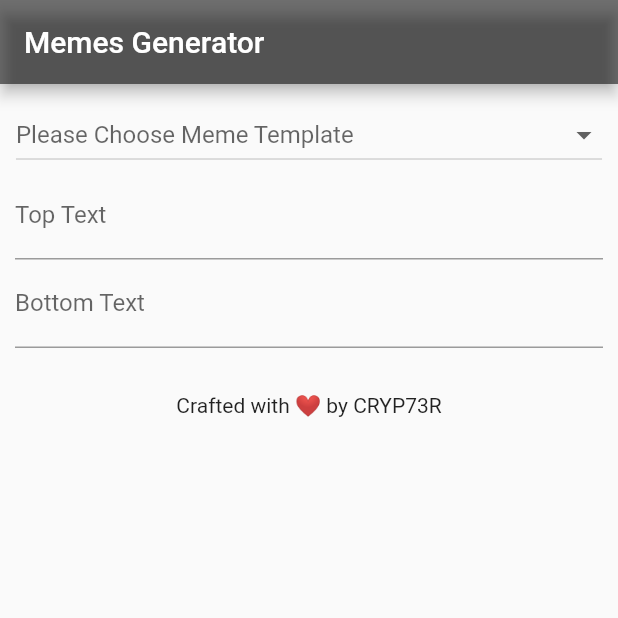
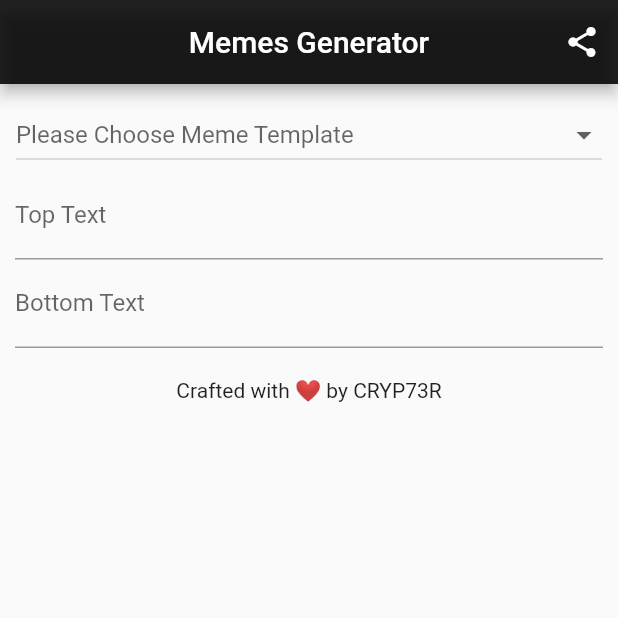
Before and after one commit to cryp73r/Flutter_App_Development_2, a Flutter app: the screen it shows after launch, on a phone screen of 412 x 824 dp, the top half of it. Run offline on Flutter 3.47's test engine with Material 2 defaults, Android fonts, the phone set to English and light mode, and no system bars; our stand-ins replace share.

Commit message:
Memes Generator

```diff
--- a/memes_generator/lib/src/AppBody.dart
+++ b/memes_generator/lib/src/AppBody.dart
@@ -8,10 +8,6 @@ class AppBody extends StatefulWidget {
 
 class _AppBodyState extends State<AppBody> {
   final formKey = GlobalKey<FormState>();
-  String dropDownValue;
-  String top="";
-  String bottom="";
-  String apiUrl = "";
   bool loaded = false;
   @override
   Widget build(BuildContext context) {
@@ -25,11 +21,11 @@ class _AppBodyState extends State<AppBody> {
                 memesOption(),
                 topTittle(),
                 bottomTittle(),
-                Padding(padding: EdgeInsets.only(bottom: 30.0),),
-                imageWidget(),
+                Container(margin: EdgeInsets.only(bottom: 20.0),),
               ],
             ),
           ),
+          imageWidget(),
         ],
       ),
     );
@@ -57,9 +53,10 @@ class _AppBodyState extends State<AppBody> {
   Widget topTittle() {
     return TextFormField(
       keyboardType: TextInputType.text,
+      autocorrect: false,
       decoration: InputDecoration(
         labelText: "Top Text",
-        hintText: "Boom Boom"
+        hintText: "Boom Boom",
       ),
       onChanged: (String value) {
         setState(() {
@@ -73,6 +70,7 @@ class _AppBodyState extends State<AppBody> {
   Widget bottomTittle() {
     return TextFormField(
       keyboardType: TextInputType.text,
+      autocorrect: false,
       decoration: InputDecoration(
           labelText: "Bottom Text",
           hintText: "Bingo"
--- a/memes_generator/lib/src/MyApp.dart
+++ b/memes_generator/lib/src/MyApp.dart
@@ -1,17 +1,49 @@
+import 'dart:io';
 import 'package:flutter/material.dart';
+import 'package:memes_generator/utils/utils.dart';
 import 'package:memes_generator/src/AppBody.dart';
+import 'package:http/http.dart' as http;
+import 'package:path/path.dart';
+import 'package:path_provider/path_provider.dart';
+import 'package:share/share.dart';
 
-class MyApp extends StatelessWidget {
+class MyApp extends StatefulWidget {
+  @override
+  _MyAppState createState() => _MyAppState();
+}
+
+class _MyAppState extends State<MyApp> {
   @override
   Widget build(BuildContext context) {
     return MaterialApp(
+      debugShowCheckedModeBanner: false,
+        title: "Memes Generator",
         home: Scaffold(
-            appBar: AppBar(
-              title: Text("Memes Generator"),
-              backgroundColor: Colors.black54,
-            ),
-            resizeToAvoidBottomInset: false,
-            body: AppBody()
+          appBar: AppBar(
+            title: Text("Memes Generator"),
+            backgroundColor: Colors.black87,
+            centerTitle: true,
+            actions: [
+              IconButton(
+                icon: Icon(Icons.share),
+                tooltip: "Share Meme",
+                onPressed: () async {
+                  if (apiUrl!="") {
+                    var response = await http.get(Uri.parse(apiUrl));
+                    Directory documentDirectory = await getApplicationDocumentsDirectory();
+                    File file = new File(join(documentDirectory.path, 'temp.jpg'));
+                    file.writeAsBytesSync(response.bodyBytes);
+                    await Share.shareFiles(['${documentDirectory.path}/temp.jpg']);
+                  }
+                  else {
+                    debugPrint("Template Not Selected!");
+                  }
+                },
+              )
+            ],
+          ),
+          resizeToAvoidBottomInset: false,
+          body: AppBody(),
         )
     );
   }
--- a/memes_generator/lib/utils/utils.dart
+++ b/memes_generator/lib/utils/utils.dart
@@ -1,3 +1,7 @@
+String dropDownValue;
+String top="";
+String bottom="";
+String apiUrl = "";
 List<String> optionsList = [
   "10-Guy",
   "1990s-First-World-Problems",
--- a/memes_generator/pubspec.yaml
+++ b/memes_generator/pubspec.yaml
@@ -28,7 +28,9 @@ dependencies:
   # The following adds the Cupertino Icons font to your application.
   # Use with the CupertinoIcons class for iOS style icons.
   cupertino_icons: ^1.0.2
+  share: ^2.0.1
   http: ^0.13.1
+  path_provider: ^2.0.1
 
 dev_dependencies:
   flutter_test:
```
Also changed, not shown: memes_generator/pubspec.lock, 40 other files.
